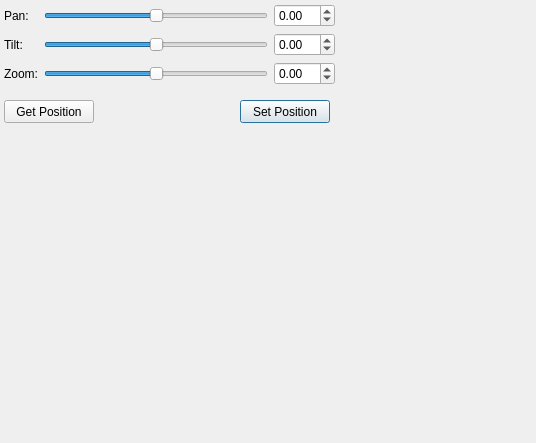
This is subarchitectures/vision.sa/trunk/src/c++/vision/components/SOIFilter/res/ptucontroller.ui in marc-hanheide/cogx as Qt 5 draws it before an edit. The edited form follows.
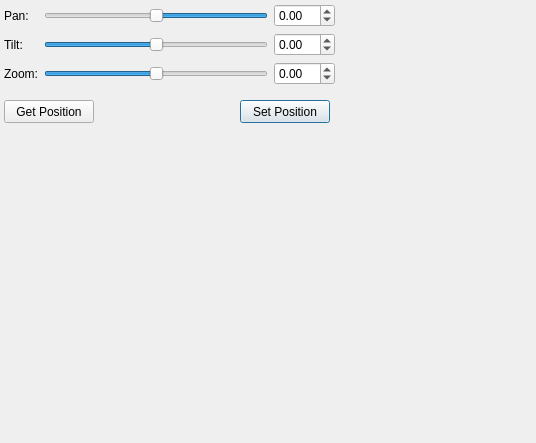
This is the edited form.

The edit to the form file:
```diff
--- a/subarchitectures/vision.sa/trunk/src/c++/vision/components/SOIFilter/res/ptucontroller.ui
+++ b/subarchitectures/vision.sa/trunk/src/c++/vision/components/SOIFilter/res/ptucontroller.ui
@@ -58,6 +58,12 @@
         <property name="orientation">
          <enum>Qt::Horizontal</enum>
         </property>
+        <property name="invertedAppearance">
+         <bool>true</bool>
+        </property>
+        <property name="invertedControls">
+         <bool>false</bool>
+        </property>
        </widget>
       </item>
       <item>
```
